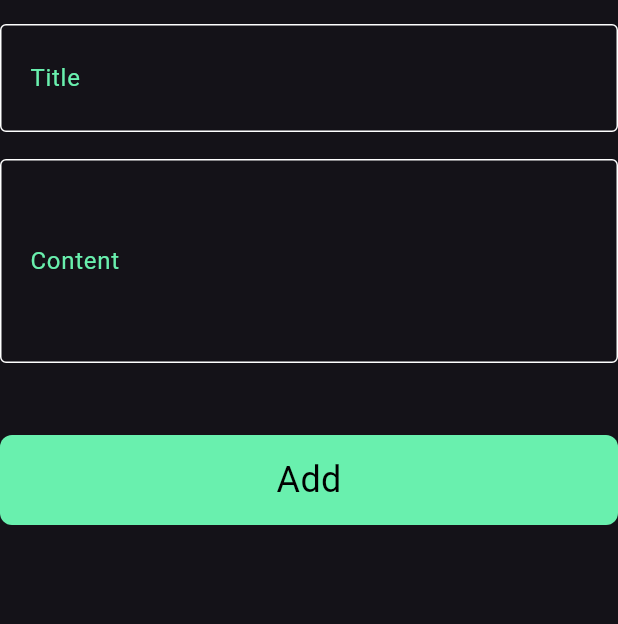
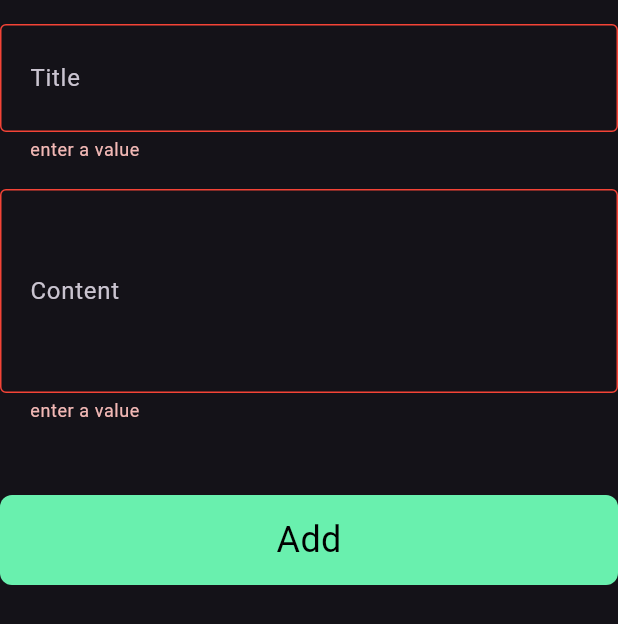
Before and after one commit to ahmed0128382/NoteApp, a Flutter app: the AddNoteForm widget shown alone on an empty page, opened directly, after a tap on "Add", on a phone screen of 412 x 824 dp. Shown: the top 624 px of the screen. Run offline on Flutter 3.47's test engine with Material 3 defaults, Android fonts, the phone set to English and light mode, and no system bars; our stand-ins replace bloc, flutter_bloc, hive, hive_flutter; accounts and stored records are empty.

Commit message:
edit the form to accept both hint or initial

```diff
--- a/lib/views/edit_note_view_body.dart
+++ b/lib/views/edit_note_view_body.dart
@@ -42,7 +42,8 @@ class _EditNoteViewBodyState extends State<EditNoteViewBody> {
             onchanged: (value) {
               title = value;
             },
-            hint: widget.note.title,
+            initial: widget.note.title,
+            hint: 'title',
             padding: 24,
           ),
           const SizedBox(
@@ -52,7 +53,8 @@ class _EditNoteViewBodyState extends State<EditNoteViewBody> {
             onchanged: (value) {
               content = value;
             },
-            hint: widget.note.subTitle,
+            initial: widget.note.subTitle,
+            hint: 'Content',
             padding: 56,
           ),
         ],
--- a/lib/widgets/add_note_form.dart
+++ b/lib/widgets/add_note_form.dart
@@ -54,18 +54,7 @@ class _AddNoteFormState extends State<AddNoteForm> {
               return CustomButton(
                   isLoading: state is AddNoteLoading ? true : false,
                   onTap: () {
-                    if (formKey.currentState!.validate()) {
-                      formKey.currentState!.save();
-                      var noteModel = NoteModel(
-                          title: title!,
-                          subTitle: subTitle!,
-                          date: DateTime.now().toString().split(' ')[0],
-                          color: Colors.blue.value);
-                      BlocProvider.of<AddNoteCubit>(context).addNote(noteModel);
-                    } else {
-                      autovalidateMode = AutovalidateMode.always;
-                      setState(() {});
-                    }
+                    validateButton(context);
                   },
                   text: 'Add');
             },
@@ -74,4 +63,19 @@ class _AddNoteFormState extends State<AddNoteForm> {
       ),
     );
   }
+
+  void validateButton(BuildContext context) {
+    if (formKey.currentState!.validate()) {
+      formKey.currentState!.save();
+      var noteModel = NoteModel(
+          title: title!,
+          subTitle: subTitle!,
+          date: DateTime.now().toString().split(' ')[0],
+          color: Colors.blue.value);
+      BlocProvider.of<AddNoteCubit>(context).addNote(noteModel);
+    } else {
+      autovalidateMode = AutovalidateMode.always;
+      setState(() {});
+    }
+  }
 }
--- a/lib/widgets/custom_text_field.dart
+++ b/lib/widgets/custom_text_field.dart
@@ -8,7 +8,9 @@ class CustomFormTextField extends StatelessWidget {
       this.onchanged,
       this.obscureText = false,
       required this.padding,
-      this.onSaved});
+      this.onSaved,
+      this.initial});
+  final String? initial;
   final String hint;
   final double padding;
   final bool obscureText;
@@ -17,7 +19,7 @@ class CustomFormTextField extends StatelessWidget {
   @override
   Widget build(BuildContext context) {
     return TextFormField(
-      initialValue: hint,
+      initialValue: initial,
       obscureText: obscureText,
       onSaved: onSaved,
       style: TextStyle(color: Colors.greenAccent),
```
